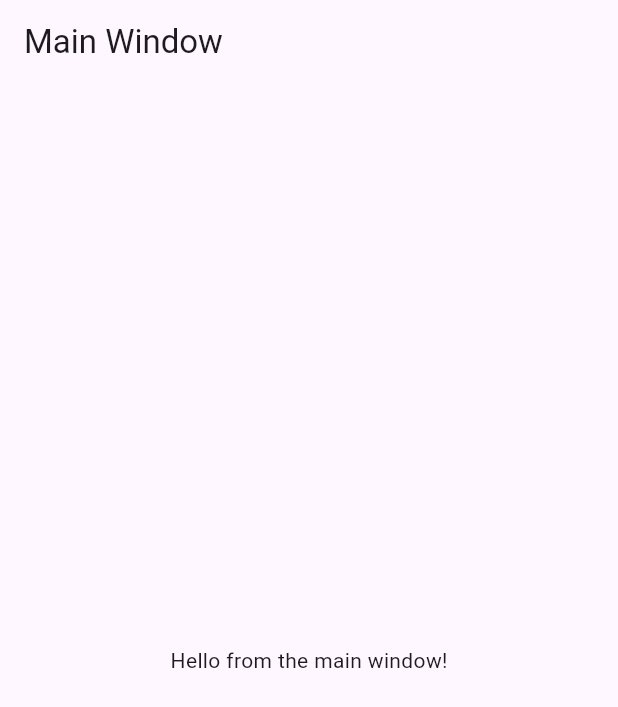
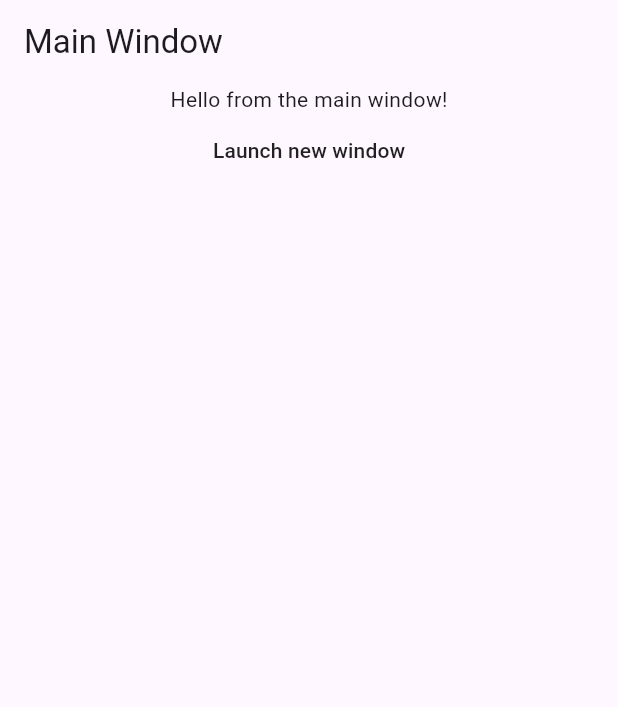
Before and after one commit to Rexios80/hive_ce_multiwindow, a Flutter app: the screen it shows after launch, on a phone screen of 412 x 824 dp. Shown: the top 707 px of the screen. Run offline on Flutter 3.47's test engine with Material 3 defaults, Android fonts, the phone set to English and light mode, and no system bars; missing offline and left inert: window_manager.

Commit message:
Updated code

```diff
--- a/lib/main.dart
+++ b/lib/main.dart
@@ -52,8 +52,19 @@ class MainApp extends StatelessWidget {
         appBar: AppBar(
           title: const Text('Main Window'),
         ),
-        body: const Center(
-          child: Text('Hello from the main window!'),
+        body: Center(
+          child: Column(
+            children: [
+              const Text('Hello from the main window!'),
+              MaterialButton(
+                  onPressed: () {
+                    // Call the platform channel to show the main window
+                    const platform = MethodChannel('com.example.app/main');
+                    platform.invokeMethod('addWindow', {"initialRoute": "/test123"});
+                  },
+                  child: Text("Launch new window"))
+            ],
+          ),
         ),
       ),
     );
```
Also changed, not shown: 3 other files.
